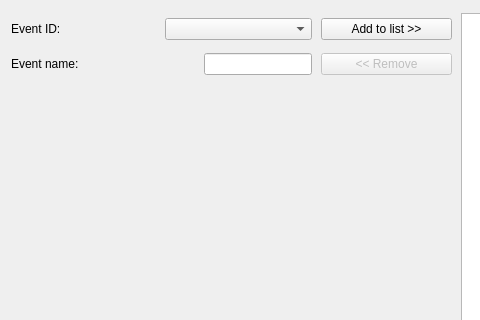
Before: the Qt Designer form hoksotin/ui/qt4Designer/parameterDialog.ui in cibr-jyu/meggie, drawn with Qt 5; both pictures show x 0 to 480 and y 0 to 320 of the 779 by 617 pixel window.
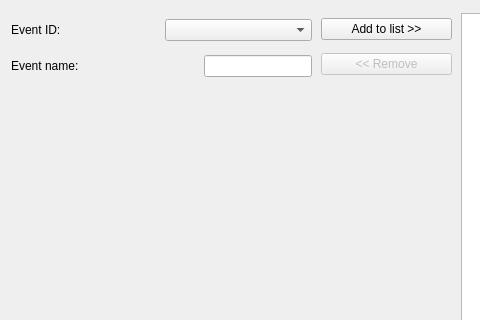
After: the same form once the commit is applied.

```diff
--- a/hoksotin/ui/qt4Designer/parameterDialog.ui
+++ b/hoksotin/ui/qt4Designer/parameterDialog.ui
@@ -118,13 +118,13 @@
         </item>
        </layout>
       </widget>
-      <widget class="QWidget" name="">
+      <widget class="QWidget" name="layoutWidget">
        <property name="geometry">
         <rect>
          <x>0</x>
          <y>0</y>
          <width>301</width>
-         <height>71</height>
+         <height>74</height>
         </rect>
        </property>
        <layout class="QVBoxLayout" name="verticalLayout_3">
```
Left out of the diff: 12 changed lines with no effect on the pictures.
